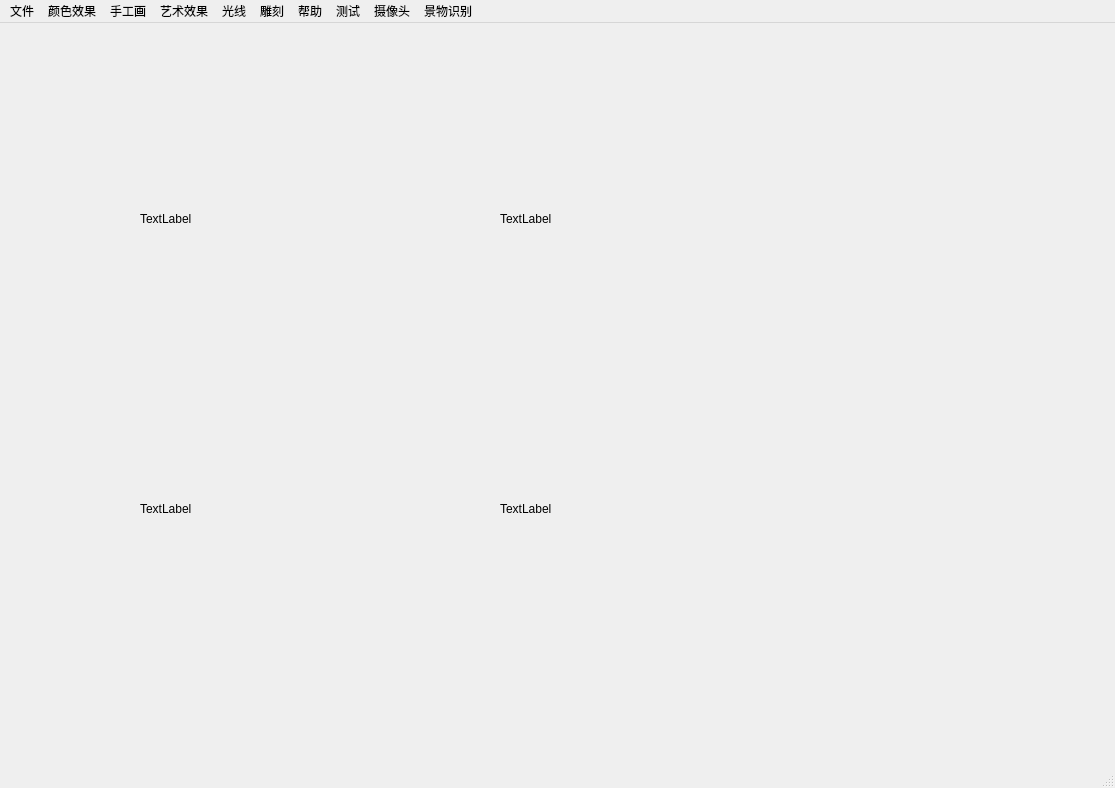
Qt form mainwindow.ui (lzlylly521/project8) before a commit.
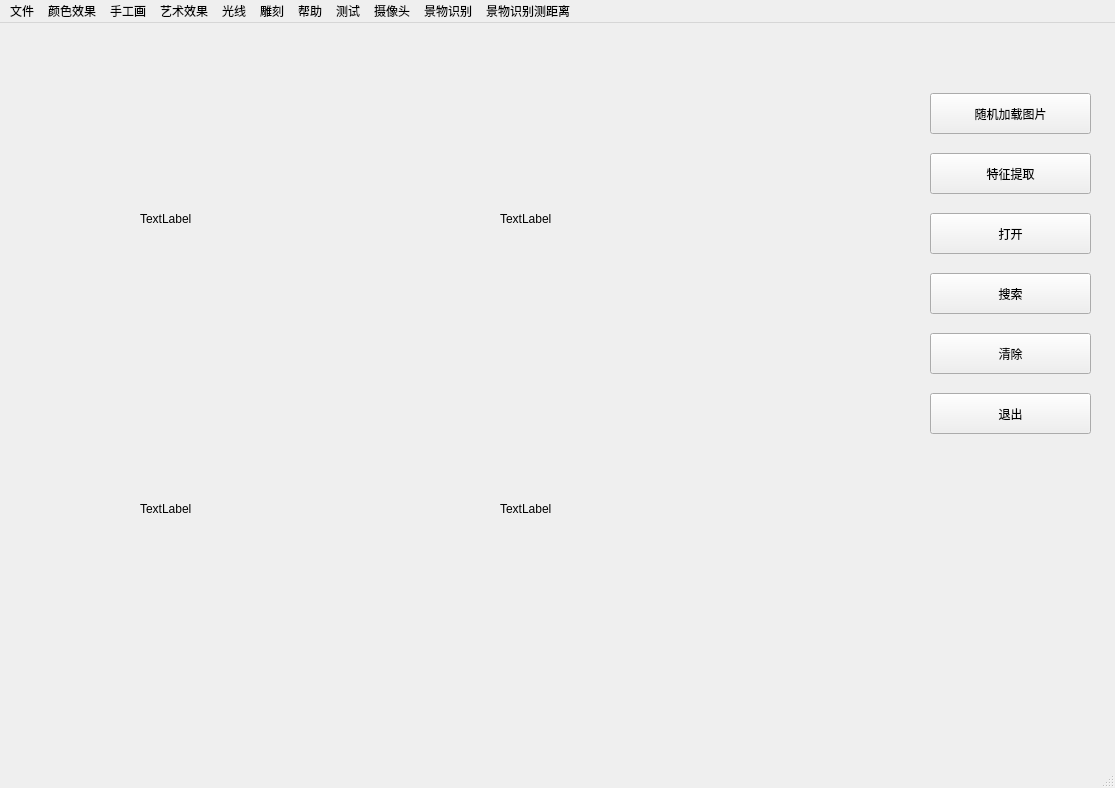
The same form after that commit.

The edit to the form file:
```diff
--- a/mainwindow.ui
+++ b/mainwindow.ui
@@ -66,6 +66,84 @@
      <string>TextLabel</string>
     </property>
    </widget>
+   <widget class="QPushButton" name="pushButton">
+    <property name="geometry">
+     <rect>
+      <x>930</x>
+      <y>70</y>
+      <width>161</width>
+      <height>41</height>
+     </rect>
+    </property>
+    <property name="text">
+     <string>随机加载图片</string>
+    </property>
+   </widget>
+   <widget class="QPushButton" name="pushButton_2">
+    <property name="geometry">
+     <rect>
+      <x>930</x>
+      <y>130</y>
+      <width>161</width>
+      <height>41</height>
+     </rect>
+    </property>
+    <property name="text">
+     <string>特征提取</string>
+    </property>
+   </widget>
+   <widget class="QPushButton" name="pushButton_3">
+    <property name="geometry">
+     <rect>
+      <x>930</x>
+      <y>190</y>
+      <width>161</width>
+      <height>41</height>
+     </rect>
+    </property>
+    <property name="text">
+     <string>打开</string>
+    </property>
+   </widget>
+   <widget class="QPushButton" name="pushButton_4">
+    <property name="geometry">
+     <rect>
+      <x>930</x>
+      <y>250</y>
+      <width>161</width>
+      <height>41</height>
+     </rect>
+    </property>
+    <property name="text">
+     <string>搜索</string>
+    </property>
+   </widget>
+   <widget class="QPushButton" name="pushButton_5">
+    <property name="geometry">
+     <rect>
+      <x>930</x>
+      <y>310</y>
+      <width>161</width>
+      <height>41</height>
+     </rect>
+    </property>
+    <property name="text">
+     <string>清除</string>
+    </property>
+   </widget>
+   <widget class="QPushButton" name="pushButton_6">
+    <property name="geometry">
+     <rect>
+      <x>930</x>
+      <y>370</y>
+      <width>161</width>
+      <height>41</height>
+     </rect>
+    </property>
+    <property name="text">
+     <string>退出</string>
+    </property>
+   </widget>
   </widget>
   <widget class="QMenuBar" name="menubar">
    <property name="geometry">
@@ -195,6 +273,13 @@
     <addaction name="actionTM_CCOEFF_NORMED"/>
     <addaction name="actionopen_targetImage"/>
    </widget>
+   <widget class="QMenu" name="menu_11">
+    <property name="title">
+     <string>景物识别测距离</string>
+    </property>
+    <addaction name="actionshow_image"/>
+    <addaction name="actioninput_image"/>
+   </widget>
    <addaction name="menu"/>
    <addaction name="menu_2"/>
    <addaction name="menu_3"/>
@@ -205,6 +290,7 @@
    <addaction name="menu_8"/>
    <addaction name="menu_9"/>
    <addaction name="menu_10"/>
+   <addaction name="menu_11"/>
   </widget>
   <widget class="QStatusBar" name="statusbar"/>
   <action name="actiondefault_file">
```
Left out of the diff: 10 changed lines with no effect on the pictures.
